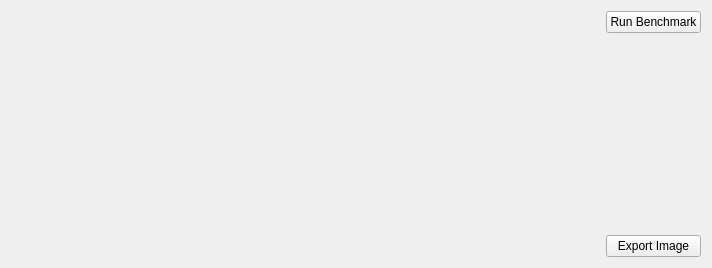
Before: the Qt Designer form Almond.ui in QlowB/Almond, drawn with Qt 5.
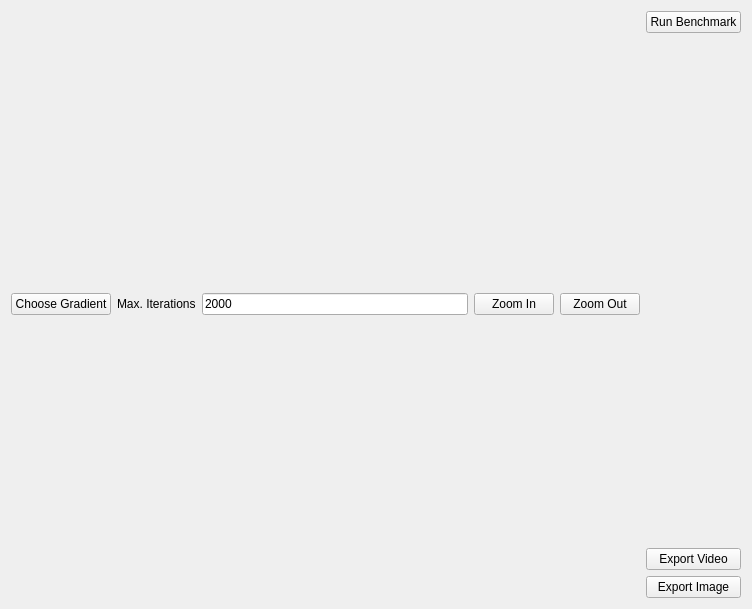
After: the same form once the commit is applied.

What changed in the file:
```diff
--- a/Almond.ui
+++ b/Almond.ui
@@ -9,8 +9,8 @@
    <rect>
     <x>0</x>
     <y>0</y>
-    <width>712</width>
-    <height>268</height>
+    <width>752</width>
+    <height>609</height>
    </rect>
   </property>
   <property name="windowTitle">
@@ -21,7 +21,50 @@
     <item>
      <layout class="QHBoxLayout" name="horizontalLayout_2" stretch="2,0">
       <item>
-       <layout class="QVBoxLayout" name="verticalLayout_left"/>
+       <layout class="QVBoxLayout" name="verticalLayout_left">
+        <item>
+         <layout class="QHBoxLayout" name="horizontalLayout_3">
+          <item>
+           <widget class="QPushButton" name="chooseGradient">
+            <property name="text">
+             <string>Choose Gradient</string>
+            </property>
+           </widget>
+          </item>
+          <item>
+           <widget class="QLabel" name="label">
+            <property name="text">
+             <string>Max. Iterations</string>
+            </property>
+           </widget>
+          </item>
+          <item>
+           <widget class="QLineEdit" name="maxIterations">
+            <property name="text">
+             <string>2000</string>
+            </property>
+            <property name="maxLength">
+             <number>32</number>
+            </property>
+           </widget>
+          </item>
+          <item>
+           <widget class="QPushButton" name="zoom_in">
+            <property name="text">
+             <string>Zoom In</string>
+            </property>
+           </widget>
+          </item>
+          <item>
+           <widget class="QPushButton" name="zoom_out">
+            <property name="text">
+             <string>Zoom Out</string>
+            </property>
+           </widget>
+          </item>
+         </layout>
+        </item>
+       </layout>
       </item>
       <item>
        <layout class="QVBoxLayout" name="verticalLayout_right">
@@ -45,6 +88,13 @@
           </property>
          </spacer>
         </item>
+        <item>
+         <widget class="QPushButton" name="exportVideo">
+          <property name="text">
+           <string>Export Video</string>
+          </property>
+         </widget>
+        </item>
         <item>
          <widget class="QPushButton" name="pushButton">
           <property name="text">
```
